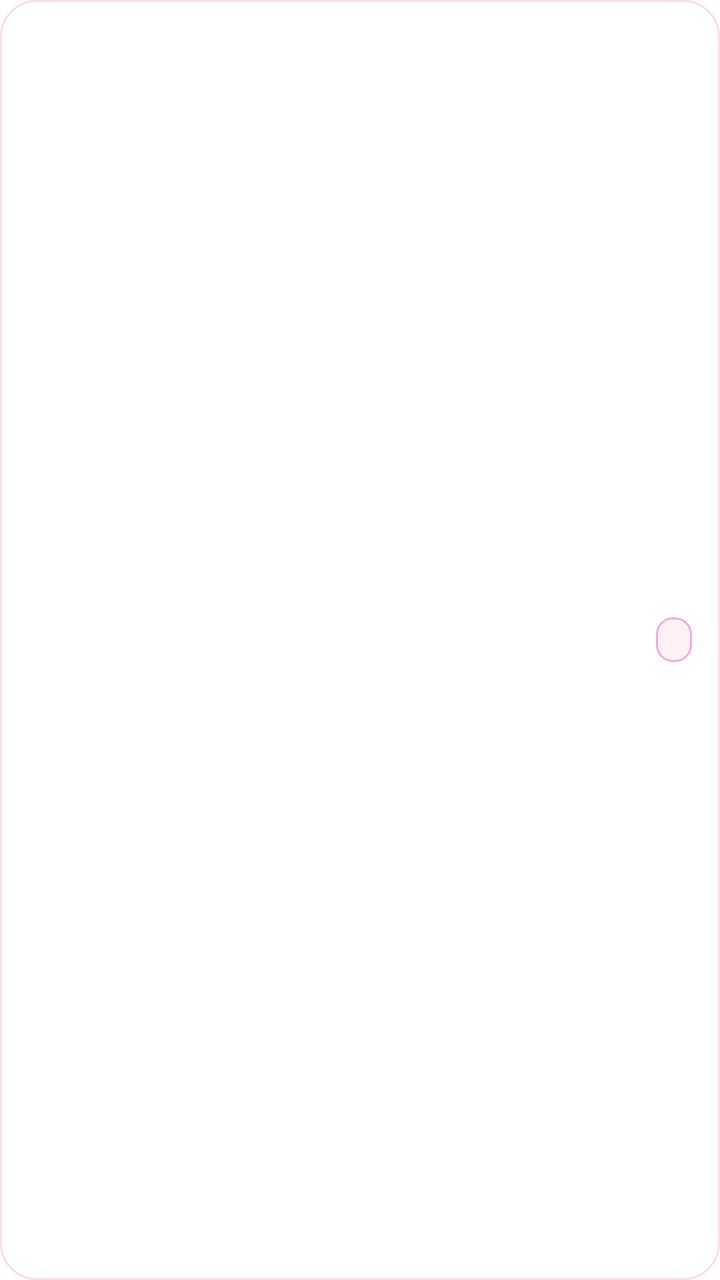
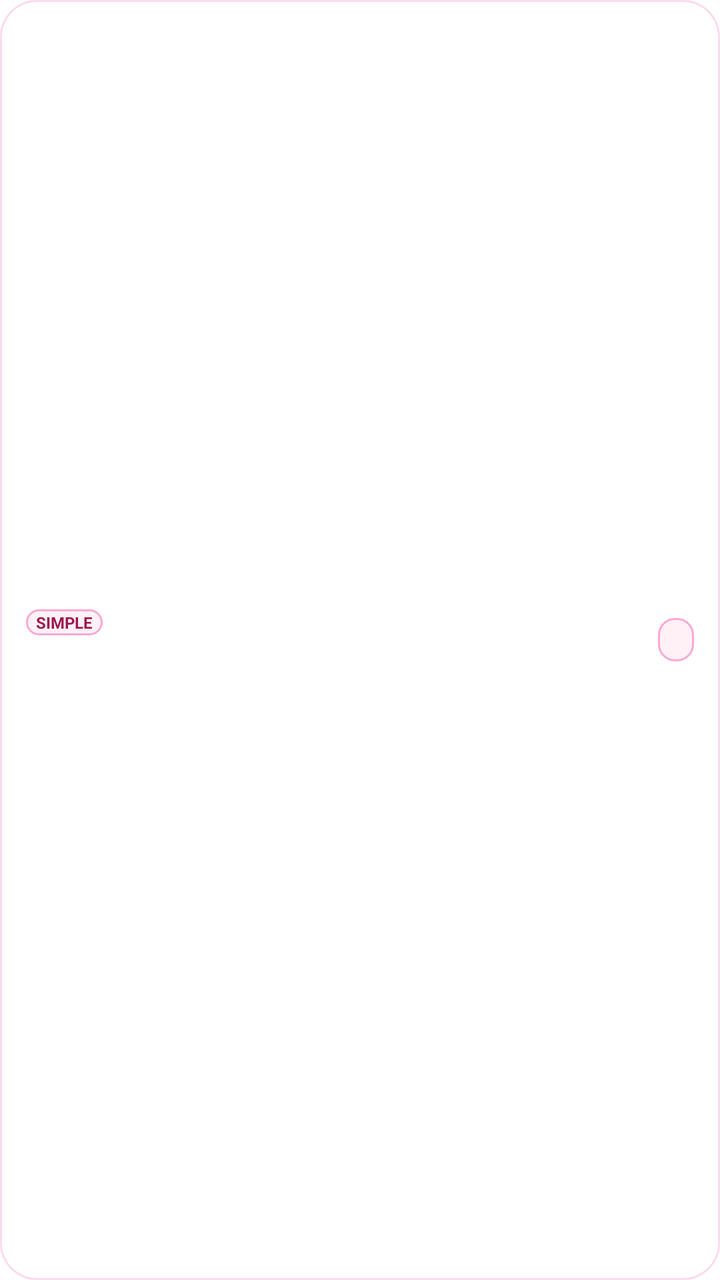

Two renders of the same Android screen: before a commit and after it. Below are the layout's source before the change and the commit's diff.
<!-- AndroidManifest.xml: application theme Theme.PingTracker -->
<!-- res/layout/item_player_tournament.xml -->
<?xml version="1.0" encoding="utf-8"?>
<LinearLayout xmlns:android="http://schemas.android.com/apk/res/android"
    android:layout_width="match_parent"
    android:layout_height="wrap_content"
    android:layout_marginBottom="8dp"
    android:background="@drawable/bg_surface_card"
    android:elevation="1dp"
    android:gravity="center_vertical"
    android:orientation="horizontal"
    android:paddingHorizontal="14dp"
    android:paddingVertical="11dp">

    <LinearLayout
        android:layout_width="0dp"
        android:layout_height="wrap_content"
        android:layout_weight="1"
        android:orientation="vertical"
        android:paddingEnd="10dp">

        <TextView
            android:id="@+id/pt_tournament"
            android:layout_width="match_parent"
            android:layout_height="wrap_content"
            android:ellipsize="end"
            android:maxLines="1"
            android:textColor="#1E1118"
            android:textSize="13.5sp"
            android:textStyle="bold" />

        <TextView
            android:id="@+id/pt_meta"
            android:layout_width="match_parent"
            android:layout_height="wrap_content"
            android:layout_marginTop="2dp"
            android:ellipsize="end"
            android:maxLines="1"
            android:textColor="#8A6B7B"
            android:textSize="11sp" />
    </LinearLayout>

    <TextView
        android:id="@+id/pt_stage"
        android:layout_width="wrap_content"
        android:layout_height="wrap_content"
        android:background="@drawable/bg_score_box"
        android:paddingHorizontal="9dp"
        android:paddingVertical="4dp"
        android:textColor="#DB2777"
        android:textSize="10.5sp"
        android:textStyle="bold" />
</LinearLayout>
<!-- resources referenced by this layout -->
<resources>
  <!-- drawable bg_score_box (drawable) -->
  <?xml version="1.0" encoding="utf-8"?>
  <shape xmlns:android="http://schemas.android.com/apk/res/android"
      android:shape="rectangle">
      <solid android:color="#FFF1F6" />
      <corners android:radius="8dp" />
      <stroke
          android:width="1dp"
          android:color="#F9A8D4" />
  </shape>
  <!-- drawable bg_surface_card (drawable) -->
  <?xml version="1.0" encoding="utf-8"?>
  <shape xmlns:android="http://schemas.android.com/apk/res/android"
      android:shape="rectangle">
      <solid android:color="#EBFFFFFF" />
      <corners android:radius="18dp" />
      <stroke
          android:width="1dp"
          android:color="#40F472B6" />
  </shape>
  <style name="Theme.PingTracker" parent="android:Theme.Material.Light.NoActionBar">
          <item name="android:windowBackground">@color/bg_light_start</item>
          <item name="android:statusBarColor">@android:color/transparent</item>
          <item name="android:navigationBarColor">@android:color/transparent</item>
      </style>
  <color name="bg_light_start">#FFFFFF</color>
</resources>

<!-- the commit's change to res/layout/item_player_tournament.xml (unified diff, before → after) -->
@@ -7,8 +7,8 @@
     android:elevation="1dp"
     android:gravity="center_vertical"
     android:orientation="horizontal"
-    android:paddingHorizontal="14dp"
-    android:paddingVertical="11dp">
+    android:paddingHorizontal="13dp"
+    android:paddingVertical="10dp">
 
     <LinearLayout
         android:layout_width="0dp"
@@ -17,23 +17,44 @@
         android:orientation="vertical"
         android:paddingEnd="10dp">
 
-        <TextView
-            android:id="@+id/pt_tournament"
+        <LinearLayout
             android:layout_width="match_parent"
             android:layout_height="wrap_content"
-            android:ellipsize="end"
-            android:maxLines="1"
-            android:textColor="#1E1118"
-            android:textSize="13.5sp"
-            android:textStyle="bold" />
+            android:gravity="center_vertical"
+            android:orientation="horizontal">
+
+            <TextView
+                android:id="@+id/pt_discipline"
+                android:layout_width="wrap_content"
+                android:layout_height="wrap_content"
+                android:layout_marginEnd="6dp"
+                android:background="@drawable/bg_score_box"
+                android:paddingHorizontal="5dp"
+                android:paddingVertical="1dp"
+                android:text="SIMPLE"
+                android:textColor="#9D174D"
+                android:textSize="8sp"
+                android:textStyle="bold" />
+
+            <TextView
+                android:id="@+id/pt_tournament"
+                android:layout_width="0dp"
+                android:layout_height="wrap_content"
+                android:layout_weight="1"
+                android:ellipsize="end"
+                android:maxLines="1"
+                android:textColor="#1E1118"
+                android:textSize="13sp"
+                android:textStyle="bold" />
+        </LinearLayout>
 
         <TextView
             android:id="@+id/pt_meta"
             android:layout_width="match_parent"
             android:layout_height="wrap_content"
-            android:layout_marginTop="2dp"
+            android:layout_marginTop="3dp"
             android:ellipsize="end"
-            android:maxLines="1"
+            android:maxLines="2"
             android:textColor="#8A6B7B"
             android:textSize="11sp" />
     </LinearLayout>
@@ -46,6 +67,6 @@
         android:paddingHorizontal="9dp"
         android:paddingVertical="4dp"
         android:textColor="#DB2777"
-        android:textSize="10.5sp"
+        android:textSize="10sp"
         android:textStyle="bold" />
 </LinearLayout>
